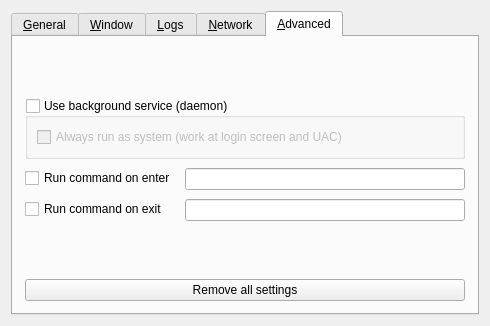
This is src/lib/gui/dialogs/SettingsDialog.ui in Kibra2025/FlowPlus as Qt 5 draws it before an edit. The edited form follows.
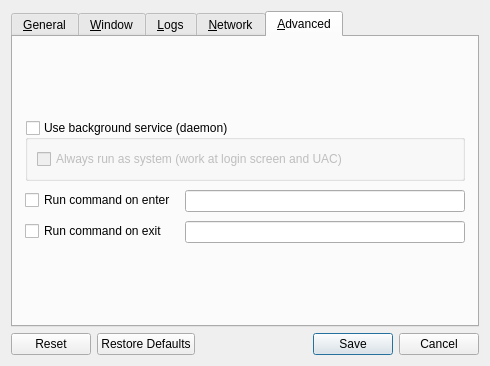
This is the edited form. The open tabs and pages were chosen to show the change. Icons and pictures are not drawn.

Patch:
```diff
--- a/src/lib/gui/dialogs/SettingsDialog.ui
+++ b/src/lib/gui/dialogs/SettingsDialog.ui
@@ -7,7 +7,7 @@
     <x>0</x>
     <y>0</y>
     <width>490</width>
-    <height>326</height>
+    <height>366</height>
    </rect>
   </property>
   <property name="sizePolicy">
@@ -755,13 +755,13 @@
         <number>12</number>
        </property>
        <property name="topMargin">
-        <number>12</number>
+        <number>0</number>
        </property>
        <property name="rightMargin">
         <number>12</number>
        </property>
        <property name="bottomMargin">
-        <number>12</number>
+        <number>0</number>
        </property>
        <item>
         <spacer name="verticalSpacer_10">
@@ -853,17 +853,20 @@
          </property>
         </spacer>
        </item>
-       <item>
-        <widget class="QPushButton" name="btnClearAllSettings">
-         <property name="text">
-          <string>Remove all settings</string>
-         </property>
-        </widget>
-       </item>
       </layout>
      </widget>
     </widget>
    </item>
+   <item>
+    <widget class="QDialogButtonBox" name="buttonBox">
+     <property name="orientation">
+      <enum>Qt::Orientation::Horizontal</enum>
+     </property>
+     <property name="standardButtons">
+      <set>QDialogButtonBox::StandardButton::Cancel|QDialogButtonBox::StandardButton::Reset|QDialogButtonBox::StandardButton::RestoreDefaults|QDialogButtonBox::StandardButton::Save</set>
+     </property>
+    </widget>
+   </item>
   </layout>
  </widget>
  <resources/>
```
Left out of the diff: 19 changed lines with no effect on the pictures.
